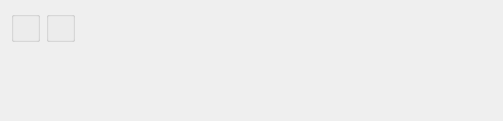
Before: the Qt Designer form xtuple/trunk/guiclient/displays/dspValidLocationsByItem.ui in WooodHead/xtuple, drawn with Qt 5.
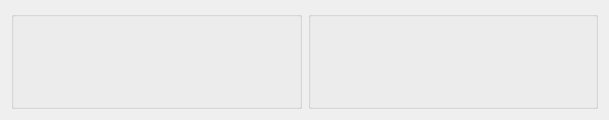
After: the same form once the commit is applied. Custom widgets are drawn as their Qt base class.

What changed in the file:
```diff
--- a/xtuple/trunk/guiclient/displays/dspValidLocationsByItem.ui
+++ b/xtuple/trunk/guiclient/displays/dspValidLocationsByItem.ui
@@ -13,17 +13,15 @@
    <rect>
     <x>0</x>
     <y>0</y>
-    <width>503</width>
-    <height>121</height>
+    <width>609</width>
+    <height>120</height>
    </rect>
   </property>
   <property name="windowTitle">
    <string>Valid Locations by Item</string>
   </property>
-  <layout class="QHBoxLayout" name="horizontalLayout">
-   <item>
-    <layout class="QVBoxLayout" name="verticalLayout">
-     <item>
+  <layout class="QGridLayout" name="gridLayout">
+   <item row="0" column="0">
       <widget class="QGroupBox" name="groupBox">
        <property name="title">
         <string/>
@@ -35,24 +33,7 @@
        </layout>
       </widget>
      </item>
-     <item>
-      <spacer name="verticalSpacer">
-       <property name="orientation">
-        <enum>Qt::Vertical</enum>
-       </property>
-       <property name="sizeHint" stdset="0">
-        <size>
-         <width>20</width>
-         <height>0</height>
-        </size>
-       </property>
-      </spacer>
-     </item>
-    </layout>
-   </item>
-   <item>
-    <layout class="QVBoxLayout" name="verticalLayout_2">
-     <item>
+   <item row="0" column="1">
       <widget class="WarehouseGroup" name="_warehouse">
        <property name="title">
         <string/>
@@ -61,37 +42,6 @@
         <bool>false</bool>
        </property>
       </widget>
-     </item>
-     <item>
-      <spacer name="verticalSpacer_2">
-       <property name="orientation">
-        <enum>Qt::Vertical</enum>
-       </property>
-       <property name="sizeHint" stdset="0">
-        <size>
-         <width>20</width>
-         <height>0</height>
-        </size>
-       </property>
-      </spacer>
-     </item>
-    </layout>
-   </item>
-   <item>
-    <spacer>
-     <property name="orientation">
-      <enum>Qt::Horizontal</enum>
-     </property>
-     <property name="sizeType">
-      <enum>QSizePolicy::Expanding</enum>
-     </property>
-     <property name="sizeHint" stdset="0">
-      <size>
-       <width>8</width>
-       <height>20</height>
-      </size>
-     </property>
-    </spacer>
    </item>
   </layout>
  </widget>
```
Lines whose indentation alone changed are shown as unchanged.
